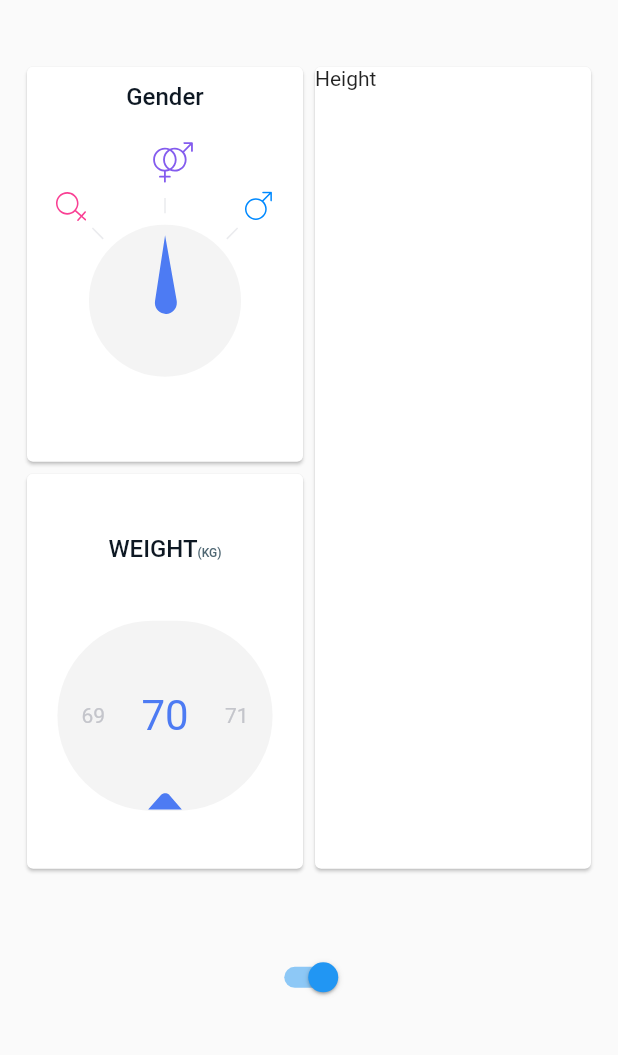
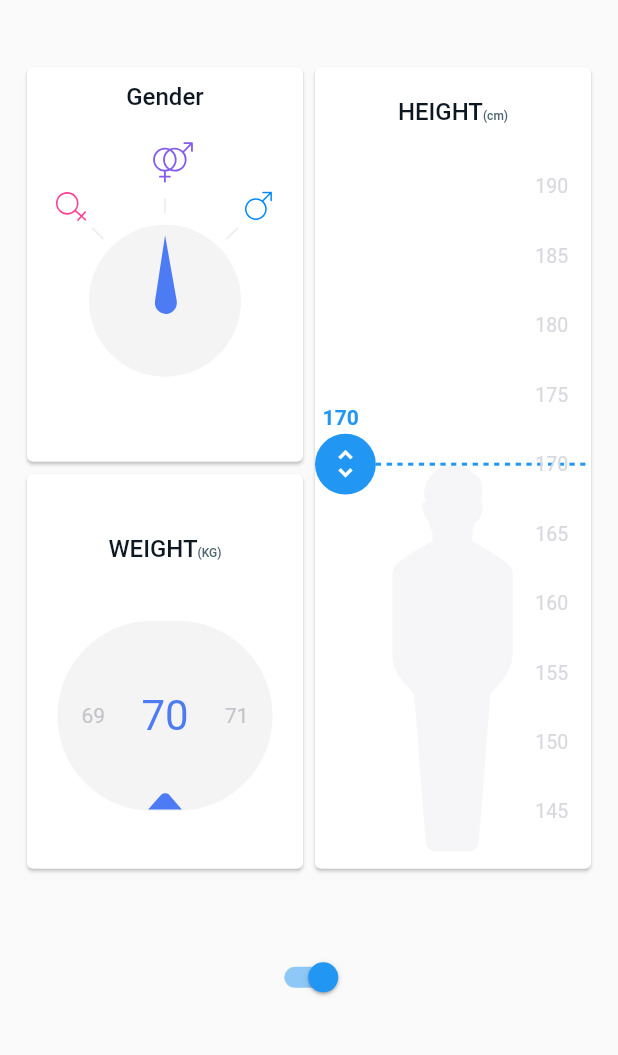
Before and after one commit to zettatips/bmi_calculator_new, a Flutter app: the screen it shows after launch, on a phone screen of 412 x 824 dp, the part 156-1211 px from its top. Run offline on Flutter 3.47's test engine with Material 2 defaults, Android fonts, the phone set to English and light mode, and no system bars; our stand-ins replace flutter_svg; project files that could hold a hidden picture were left out.

Commit message:
20200905 2355 Completed Part 3 Height and Arranged Widget Card

```diff
--- a/lib/card_title.dart
+++ b/lib/card_title.dart
@@ -1,4 +1,3 @@
-import 'package:bmi_calculator_new/widget_utils.dart' show screenAwareSize;
 import 'package:flutter/material.dart';
 
 const TextStyle _titleStyle = TextStyle(
--- a/lib/gender_card.dart
+++ b/lib/gender/gender_card.dart
@@ -1,11 +1,11 @@
 import 'dart:math' as math;
 
 import 'package:bmi_calculator_new/card_title.dart';
-import 'package:bmi_calculator_new/gender.dart';
+import 'package:bmi_calculator_new/gender/gender.dart';
 import 'package:flutter/material.dart';
 import 'package:flutter_svg/flutter_svg.dart';
 
-import 'widget_utils.dart' show screenAwareSize;
+import '../widget_utils.dart' show screenAwareSize;
 
 class GenderCard extends StatefulWidget {
   final Gender initialGender;
--- /dev/null
+++ b/lib/height/height_card.dart
@@ -0,0 +1,50 @@
+import 'package:bmi_calculator_new/card_title.dart';
+import 'package:bmi_calculator_new/widget_utils.dart';
+import 'package:bmi_calculator_new/height/height_picker.dart';
+import 'package:flutter/material.dart';
+
+class HeightCard extends StatefulWidget {
+  final int height;
+
+  const HeightCard({Key key, this.height}) : super(key: key);
+
+  @override
+  HeightCardState createState() => HeightCardState();
+}
+
+class HeightCardState extends State<HeightCard> {
+  int height;
+
+  @override
+  void initState() {
+    super.initState();
+    height = widget.height ?? 170;
+  }
+
+  @override
+  Widget build(BuildContext context) {
+    return Card(
+      child: Padding(
+        padding: EdgeInsets.only(top: screenAwareSize(16.0, context)),
+        child: Column(
+          crossAxisAlignment: CrossAxisAlignment.center,
+          children: <Widget>[
+            CardTitle("HEIGHT", subtitle: "(cm)"),
+            Expanded(
+              child: Padding(
+                padding: EdgeInsets.only(bottom: screenAwareSize(8.0, context)),
+                child: LayoutBuilder(builder: (context, constraints) {
+                  return HeightPicker(
+                    widgetHeight: constraints.maxHeight,
+                    height: height,
+                    onChange: (val) => setState(() => height = val),
+                  );
+                }),
+              ),
+            ),
+          ],
+        ),
+      ),
+    );
+  }
+}
--- /dev/null
+++ b/lib/height/height_picker.dart
@@ -0,0 +1,155 @@
+import 'dart:math' as math;
+
+import 'package:flutter/material.dart';
+import 'package:bmi_calculator_new/height/height_styles.dart';
+import 'package:bmi_calculator_new/height/height_slider.dart';
+import 'package:bmi_calculator_new/widget_utils.dart';
+import 'package:flutter_svg/flutter_svg.dart';
+
+class HeightPicker extends StatefulWidget {
+  final int maxHeight;
+  final int minHeight;
+  final int height;
+  final double widgetHeight;
+  final ValueChanged<int> onChange;
+
+  const HeightPicker(
+      {Key key,
+      this.height,
+      this.widgetHeight,
+      this.onChange,
+      this.maxHeight = 190,
+      this.minHeight = 145})
+      : super(key: key);
+
+  int get totalUnits => maxHeight - minHeight;
+
+  @override
+  _HeightPickerState createState() => _HeightPickerState();
+}
+
+class _HeightPickerState extends State<HeightPicker> {
+  double startDragYOffset;
+  int startDragHeight;
+
+  double get _pixelsPerUnit {
+    return _drawingHeight / widget.totalUnits;
+  }
+
+  double get _sliderPosition {
+    double halfOfBottomLabel = labelsFontSize / 2;
+    int unitsFromBottom = widget.height - widget.minHeight;
+    return halfOfBottomLabel + unitsFromBottom * _pixelsPerUnit;
+  }
+
+  ///returns actual height of slider to be able to slide
+  double get _drawingHeight {
+    double totalHeight = widget.widgetHeight;
+    double marginBottom = marginBottomAdapted(context);
+    double marginTop = marginTopAdapted(context);
+    return totalHeight - (marginBottom + marginTop + labelsFontSize);
+  }
+
+  @override
+  Widget build(BuildContext context) {
+    return GestureDetector(
+      behavior: HitTestBehavior.translucent,
+      onTapDown: _onTapDown,
+      onVerticalDragStart: _onDragStart,
+      onVerticalDragUpdate: _onDragUpdate,
+      child: Stack(
+        children: <Widget>[
+          _drawPersonImage(),
+          _drawSlider(),
+          _drawLabels(),
+        ],
+      ),
+    );
+  }
+
+  _onDragStart(DragStartDetails dragStartDetails) {
+    int newHeight = _globalOffsetToHeight(dragStartDetails.globalPosition);
+    widget.onChange(newHeight);
+    setState(() {
+      startDragYOffset = dragStartDetails.globalPosition.dy;
+      startDragHeight = newHeight;
+    });
+  }
+
+  _onDragUpdate(DragUpdateDetails dragUpdateDetails) {
+    double currentYOffset = dragUpdateDetails.globalPosition.dy;
+    double verticalDifference = startDragYOffset - currentYOffset;
+    int diffHeight = verticalDifference ~/ _pixelsPerUnit;
+    int height = _normalizeHeight(startDragHeight + diffHeight);
+    setState(() => widget.onChange(height));
+  }
+
+  _onTapDown(TapDownDetails tapDownDetails) {
+    int height = _globalOffsetToHeight(tapDownDetails.globalPosition);
+    widget.onChange(_normalizeHeight(height));
+  }
+
+  int _normalizeHeight(int height) {
+    return math.max(widget.minHeight, math.min(widget.maxHeight, height));
+  }
+
+  int _globalOffsetToHeight(Offset globalOffset) {
+    RenderBox getBox = context.findRenderObject();
+    Offset localPosition = getBox.globalToLocal(globalOffset);
+    double dy = localPosition.dy;
+    dy = dy - marginTopAdapted(context) - labelsFontSize / 2;
+    int height = widget.maxHeight - (dy ~/ _pixelsPerUnit);
+    return height;
+  }
+
+  Widget _drawPersonImage() {
+    double personImageHeight = _sliderPosition + marginBottomAdapted(context);
+    return Align(
+      alignment: Alignment.bottomCenter,
+      child: SvgPicture.asset(
+        "assets/images/person.svg",
+        height: personImageHeight,
+        width: personImageHeight / 3,
+      ),
+    );
+  }
+
+  Widget _drawSlider() {
+    return Positioned(
+      child: HeightSlider(height: widget.height),
+      left: 0.0,
+      right: 0.0,
+      bottom: _sliderPosition,
+    );
+  }
+
+  Widget _drawLabels() {
+    int labelsToDisplay = widget.totalUnits ~/ 5 + 1;
+    List<Widget> labels = List.generate(
+      labelsToDisplay,
+      (idx) {
+        return Text(
+          "${widget.maxHeight - 5 * idx}",
+          style: labelsTextStyle,
+        );
+      },
+    );
+
+    return Align(
+      alignment: Alignment.centerRight,
+      child: IgnorePointer(
+        child: Padding(
+          padding: EdgeInsets.only(
+            right: screenAwareSize(12.0, context),
+            bottom: marginBottomAdapted(context),
+            top: marginTopAdapted(context),
+          ),
+          child: Column(
+            children: labels,
+            mainAxisAlignment: MainAxisAlignment.spaceBetween,
+          ),
+        ),
+      ),
+    );
+  }
+}
--- /dev/null
+++ b/lib/height/height_slider.dart
@@ -0,0 +1,91 @@
+import 'package:bmi_calculator_new/height/height_styles.dart';
+import 'package:bmi_calculator_new/widget_utils.dart';
+import 'package:flutter/material.dart';
+
+class HeightSlider extends StatelessWidget {
+  final int height;
+
+  const HeightSlider({Key key, this.height}) : super(key: key);
+
+  @override
+  Widget build(BuildContext context) {
+    return IgnorePointer(
+      child: Column(
+        crossAxisAlignment: CrossAxisAlignment.start,
+        children: <Widget>[
+          SliderLabel(height: height),
+          Row(
+            children: <Widget>[
+              SliderCircle(),
+              Expanded(child: SliderLine()),
+            ],
+          ),
+        ],
+      ),
+    );
+  }
+}
+
+class SliderLabel extends StatelessWidget {
+  final int height;
+
+  const SliderLabel({Key key, this.height}) : super(key: key);
+
+  @override
+  Widget build(BuildContext context) {
+    return Padding(
+      padding: EdgeInsets.only(
+        left: screenAwareSize(4.0, context),
+        bottom: screenAwareSize(2.0, context),
+      ),
+      child: Text(
+        "$height",
+        style: TextStyle(
+          fontSize: selectedLabelFontSize,
+          color: Theme.of(context).primaryColor,
+          fontWeight: FontWeight.w600,
+        ),
+      ),
+    );
+  }
+}
+
+class SliderLine extends StatelessWidget {
+  @override
+  Widget build(BuildContext context) {
+    return Row(
+      mainAxisAlignment: MainAxisAlignment.spaceEvenly,
+      mainAxisSize: MainAxisSize.max,
+      children: List.generate(
+          40,
+          (i) => Expanded(
+                child: Container(
+                  height: 2.0,
+                  decoration: BoxDecoration(
+                      color: i.isEven
+                          ? Theme.of(context).primaryColor
+                          : Colors.white),
+                ),
+              )),
+    );
+  }
+}
+
+class SliderCircle extends StatelessWidget {
+  @override
+  Widget build(BuildContext context) {
+    return Container(
+      width: circleSizeAdapted(context),
+      height: circleSizeAdapted(context),
+      decoration: BoxDecoration(
+        color: Theme.of(context).primaryColor,
+        shape: BoxShape.circle,
+      ),
+      child: Icon(
+        Icons.unfold_more,
+        color: Colors.white,
+        size: 0.6 * circleSizeAdapted(context),
+      ),
+    );
+  }
+}
--- /dev/null
+++ b/lib/height/height_styles.dart
@@ -0,0 +1,25 @@
+import 'package:bmi_calculator_new/widget_utils.dart';
+import 'package:flutter/material.dart';
+
+export 'package:bmi_calculator_new/styles.dart';
+
+double marginBottomAdapted(BuildContext context) =>
+    screenAwareSize(marginBottom, context);
+
+double marginTopAdapted(BuildContext context) =>
+    screenAwareSize(marginTop, context);
+
+double circleSizeAdapted(BuildContext context) =>
+    screenAwareSize(circleSize, context);
+
+const TextStyle labelsTextStyle = const TextStyle(
+  color: labelsGrey,
+  fontSize: labelsFontSize,
+);
+
+const double circleSize = 32.0;
+const double marginBottom = circleSize / 2;
+const double marginTop = 26.0;
+const double selectedLabelFontSize = 14.0;
+const double labelsFontSize = 13.0;
+const Color labelsGrey = const Color.fromRGBO(216, 217, 223, 1.0);
--- a/lib/input_page.dart
+++ b/lib/input_page.dart
@@ -1,5 +1,6 @@
-import 'package:bmi_calculator_new/gender_card.dart';
-import 'package:bmi_calculator_new/weight_card.dart';
+import 'package:bmi_calculator_new/gender/gender_card.dart';
+import 'package:bmi_calculator_new/weight/weight_card.dart';
+import 'package:bmi_calculator_new/height/height_card.dart';
 import 'package:flutter/material.dart';
 
 import 'widget_utils.dart' show screenAwareSize;
@@ -51,18 +52,8 @@ class InputPage extends StatelessWidget {
               ],
             ),
           ),
-          Expanded(child: _tempCard("Height"))
+          Expanded(child: HeightCard())
         ],
-      ),
-    );
-  }
-
-  Widget _tempCard(String label) {
-    return Card(
-      child: Container(
-        width: double.infinity,
-        height: double.infinity,
-        child: Text(label),
       ),
     );
   }
--- /dev/null
+++ b/lib/styles.dart
@@ -0,0 +1,3 @@
+import 'package:flutter/material.dart';
+
+const Color mainBlue = const Color.fromRGBO(77, 123, 243, 1.0);
--- a/lib/weight_card.dart
+++ b/lib/weight/weight_card.dart
@@ -1,5 +1,5 @@
 import 'package:bmi_calculator_new/card_title.dart';
-import 'package:bmi_calculator_new/weight_slider.dart';
+import 'package:bmi_calculator_new/weight/weight_slider.dart';
 import 'package:bmi_calculator_new/widget_utils.dart' show screenAwareSize;
 import 'package:flutter/material.dart';
 import 'package:flutter_svg/flutter_svg.dart';
```
Also changed, not shown: lib/gender/gender.dart (renamed from lib/gender.dart), lib/weight/weight_slider.dart (renamed from lib/weight_slider.dart).
